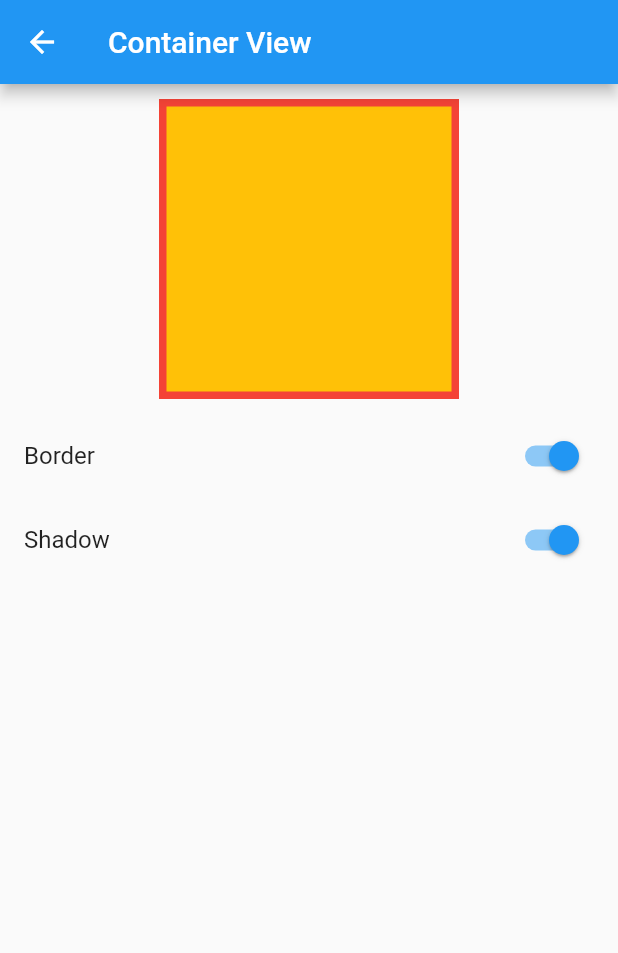
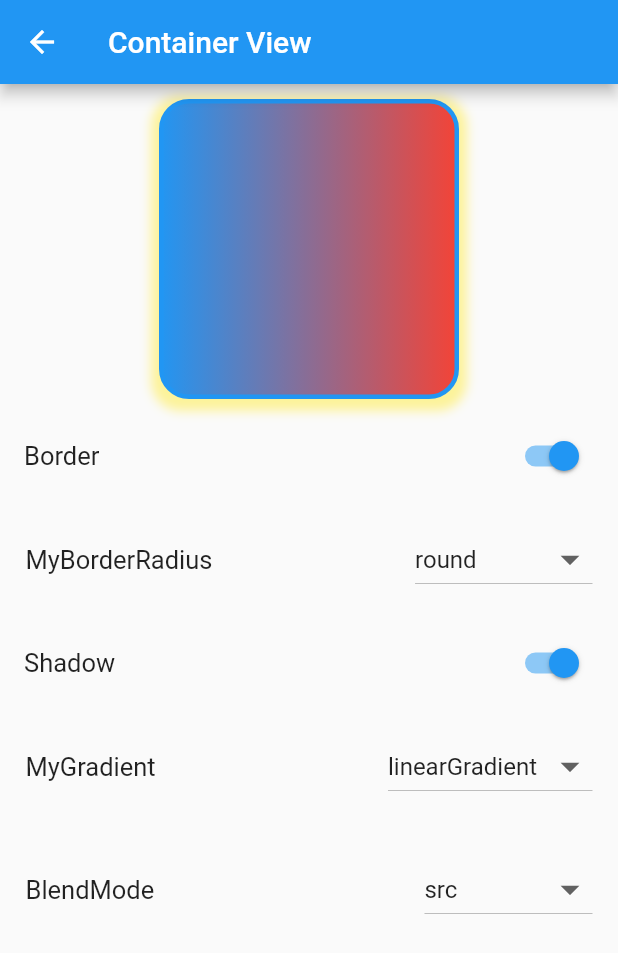
Before and after one commit to luke-nguyen-goldenowl/flutter_widget_app, a Flutter app: the ContainerView screen opened by its route, on a phone screen of 412 x 824 dp. Shown: the top 953 px of the screen. Run offline on Flutter 3.47's test engine with Material 2 defaults, Android fonts, the phone set to English and light mode, and no system bars.

Commit message:
Update container_view.dart and small fix row_and_column.dart

```diff
--- a/lib/screens/container_view.dart
+++ b/lib/screens/container_view.dart
@@ -1,3 +1,6 @@
+import 'dart:math';
+import 'dart:ui';
+
 import 'package:flutter/material.dart';
 
 class ContainerView extends StatefulWidget {
@@ -9,10 +12,46 @@ class ContainerView extends StatefulWidget {
   _ContainerViewState createState() => _ContainerViewState();
 }
 
+enum MyBorderRadius {
+  round,
+  left,
+  right,
+  top,
+  bottom,
+  topLeft,
+  topRight,
+  bottomLeft,
+  bottomRight,
+  circle,
+}
+
+enum MyGradient {
+  linearGradient,
+  radialGradient,
+  sweepGradient,
+}
+
 class _ContainerViewState extends State<ContainerView> {
   bool _showBorder = true;
   bool _showShadow = true;
-  List<BoxShadow> listShadow = [];
+  // Map<String, BorderRadius> listBorder = {
+  //   'round': BorderRadius.circular(20),
+  // };
+  List<BorderRadius> listRadius = [
+    BorderRadius.circular(20),
+    const BorderRadius.horizontal(left: Radius.circular(20)),
+    const BorderRadius.horizontal(right: Radius.circular(20)),
+    const BorderRadius.vertical(top: Radius.circular(20)),
+    const BorderRadius.vertical(bottom: Radius.circular(20)),
+    const BorderRadius.only(topLeft: Radius.circular(20)),
+    const BorderRadius.only(topRight: Radius.circular(20)),
+    const BorderRadius.only(bottomLeft: Radius.circular(20)),
+    const BorderRadius.only(bottomRight: Radius.circular(20)),
+    BorderRadius.circular(200),
+  ];
+  MyBorderRadius _radius = MyBorderRadius.round;
+  BlendMode _blendMode = BlendMode.src;
+  MyGradient _gradient = MyGradient.linearGradient;
 
   void _onShowBorder(bool value) {
     setState(() {
@@ -24,6 +63,64 @@ class _ContainerViewState extends State<ContainerView> {
     setState(() {
       _showShadow = value;
     });
+  }
+
+  BorderRadius _onChangedBorderRadius(MyBorderRadius radius) {
+    return radius == MyBorderRadius.round
+        ? listRadius[0]
+        : radius == MyBorderRadius.left
+            ? listRadius[1]
+            : radius == MyBorderRadius.right
+                ? listRadius[2]
+                : radius == MyBorderRadius.top
+                    ? listRadius[3]
+                    : radius == MyBorderRadius.bottom
+                        ? listRadius[4]
+                        : radius == MyBorderRadius.topLeft
+                            ? listRadius[5]
+                            : radius == MyBorderRadius.topRight
+                                ? listRadius[6]
+                                : radius == MyBorderRadius.bottomLeft
+                                    ? listRadius[7]
+                                    : radius == MyBorderRadius.bottomRight
+                                        ? listRadius[8]
+                                        : listRadius[9];
+  }
+
+  Gradient _onChangedBackground(MyGradient gradient) {
+    return _gradient == MyGradient.linearGradient
+        ? const LinearGradient(
+            begin: Alignment.centerLeft,
+            end: Alignment.centerRight,
+            colors: <Color>[
+              Colors.blue,
+              Colors.red,
+            ],
+            tileMode: TileMode.repeated,
+          )
+        : _gradient == MyGradient.radialGradient
+            ? const RadialGradient(
+                center: Alignment.center,
+                radius: 0.5,
+                colors: <Color>[
+                  Colors.blue,
+                  Colors.red,
+                ],
+                stops: <double>[0.5, 1.0],
+              )
+            : const SweepGradient(
+                center: Alignment.center,
+                startAngle: 0.0,
+                endAngle: pi * 2,
+                colors: <Color>[
+                  Colors.blue,
+                  Colors.red,
+                  Colors.blue,
+                  Colors.red,
+                  Colors.blue,
+                ],
+                stops: <double>[0.0, 0.25, 0.5, 0.75, 1.0],
+              );
   }
 
   @override
@@ -42,26 +139,97 @@ class _ContainerViewState extends State<ContainerView> {
               color: Colors.amber,
               border: _showBorder
                   ? Border.all(
-                      width: 5,
-                      color: Colors.red,
+                      width: 3,
+                      color: Colors.blue,
                     )
                   : null,
-              boxShadow: _showShadow ? listShadow : null,
+              borderRadius: _onChangedBorderRadius(_radius),
+              boxShadow: _showShadow
+                  ? [
+                      BoxShadow(
+                        color: Colors.yellow.withOpacity(0.5),
+                        spreadRadius: 5,
+                        blurRadius: 5,
+                        offset: const Offset(0, 3),
+                      ),
+                    ]
+                  : null,
+              gradient: _onChangedBackground(_gradient),
+              backgroundBlendMode: _blendMode,
             ),
           ),
           SwitchListTile(
             title: const Text(
               'Border',
+              style: TextStyle(fontSize: 17),
             ),
             value: _showBorder,
             onChanged: _onShowBorder,
           ),
+          _myDrop<MyBorderRadius>(
+            _radius,
+            MyBorderRadius.values,
+            onChangeValue: (val) {
+              setState(() {
+                _radius = val;
+              });
+            },
+          ),
           SwitchListTile(
             title: const Text(
               'Shadow',
+              style: TextStyle(fontSize: 17),
             ),
             value: _showShadow,
             onChanged: _onShowShadow,
+          ),
+          _myDrop<MyGradient>(
+            _gradient,
+            MyGradient.values,
+            onChangeValue: (val) {
+              setState(() {
+                _gradient = val;
+              });
+            },
+          ),
+          _myDrop<BlendMode>(
+            _blendMode,
+            BlendMode.values,
+            onChangeValue: (val) {
+              setState(() {
+                _blendMode = val;
+              });
+            },
+          ),
+        ],
+      ),
+    );
+  }
+
+  Widget _myDrop<T>(T myValue, List<T> myList, {required onChangeValue}) {
+    return Padding(
+      padding: const EdgeInsets.all(17),
+      child: Row(
+        children: [
+          Expanded(
+            child: Text(
+              myValue.runtimeType.toString(),
+              style: const TextStyle(fontSize: 17),
+            ),
+          ),
+          DropdownButton<T>(
+            borderRadius: BorderRadius.circular(10),
+            value: myValue,
+            icon: const Icon(Icons.arrow_drop_down),
+            iconSize: 30,
+            elevation: 16,
+            onChanged: onChangeValue,
+            items: myList.map((T value) {
+              return DropdownMenuItem<T>(
+                value: value,
+                child: Text(value.toString().split('.').last),
+              );
+            }).toList(),
           ),
         ],
       ),
--- a/lib/screens/row_and_column.dart
+++ b/lib/screens/row_and_column.dart
@@ -109,7 +109,6 @@ class RowAndColumnState extends State<RowAndColumn> {
             ],
           ),
           _myDrop<MainAxisSize>(
-            'mainAxisSize',
             mySize,
             MainAxisSize.values,
             onchangeValue: (val) {
@@ -119,7 +118,6 @@ class RowAndColumnState extends State<RowAndColumn> {
             },
           ),
           _myDrop<MainAxisAlignment>(
-            'mainAxisAlignment',
             myMainAlign,
             MainAxisAlignment.values,
             onchangeValue: (val) {
@@ -129,7 +127,6 @@ class RowAndColumnState extends State<RowAndColumn> {
             },
           ),
           _myDrop<CrossAxisAlignment>(
-            'crossAxisAlignment',
             myCrossAlign,
             CrossAxisAlignment.values,
             onchangeValue: (val) {
@@ -139,7 +136,6 @@ class RowAndColumnState extends State<RowAndColumn> {
             },
           ),
           _myDrop<VerticalDirection>(
-            'verticalDirection',
             verticalDir,
             VerticalDirection.values,
             onchangeValue: (val) {
@@ -149,7 +145,6 @@ class RowAndColumnState extends State<RowAndColumn> {
             },
           ),
           _myDrop<TextDirection>(
-            'textDirection',
             textDir,
             TextDirection.values,
             onchangeValue: (val) {
@@ -159,7 +154,6 @@ class RowAndColumnState extends State<RowAndColumn> {
             },
           ),
           _myDrop<TextBaseline>(
-            'textBaseline',
             textBLine,
             TextBaseline.values,
             onchangeValue: (val) {
@@ -173,15 +167,14 @@ class RowAndColumnState extends State<RowAndColumn> {
     );
   }
 
-  Widget _myDrop<T>(String text, T myValue, List<T> myList,
-      {required onchangeValue}) {
+  Widget _myDrop<T>(T myValue, List<T> myList, {required onchangeValue}) {
     return Padding(
       padding: const EdgeInsets.all(8.0),
       child: Row(
         children: [
           Expanded(
             child: Text(
-              text,
+              myValue.runtimeType.toString(),
               style: const TextStyle(fontSize: 17),
             ),
           ),
```
